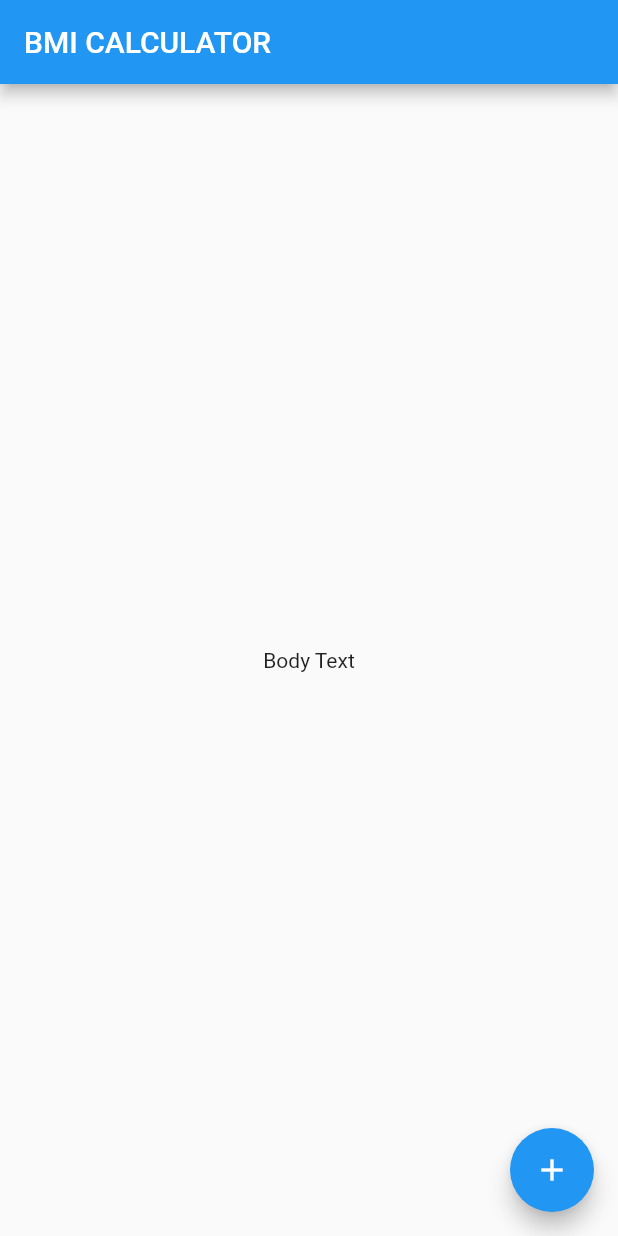
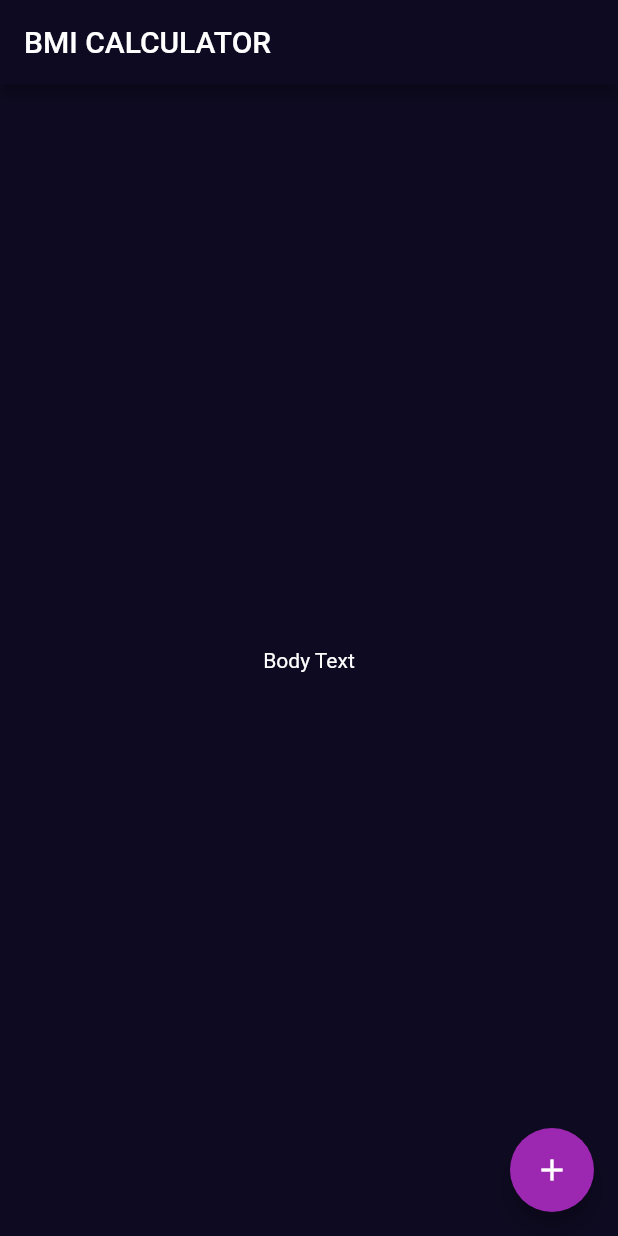
Before and after one commit to ginoliza/flutter_bmi_calculator, a Flutter app: the screen it shows after launch, on a phone screen of 412 x 824 dp. Run offline on Flutter 3.47's test engine with Material 2 defaults, Android fonts, the phone set to English and light mode, and no system bars.

Commit message:
theme added

```diff
--- a/lib/main.dart
+++ b/lib/main.dart
@@ -6,6 +6,24 @@ class BMICalculator extends StatelessWidget {
   @override
   Widget build(BuildContext context) {
     return MaterialApp(
+      theme: ThemeData(
+        /* Color de fondo de la barra */
+        appBarTheme: AppBarTheme(
+          color: Color(0xff0e0a21),
+        ),
+        /* Color de fondo del boton */
+        floatingActionButtonTheme: FloatingActionButtonThemeData(
+          backgroundColor: Colors.purple,
+        ),
+        /* Color de fondo del scaffold */
+        scaffoldBackgroundColor: Color(0xff0e0a21),
+        /* Color del texto */
+        textTheme: TextTheme(
+          bodyMedium: TextStyle(
+            color: Colors.white,
+          ),
+        ),
+      ),
       debugShowCheckedModeBanner: false,
       home: InputPage(),
     );
```
